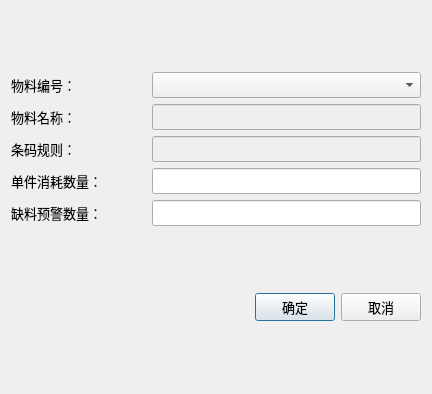
This is 2 Code/PCS/XYPCS/PCS.BasisData/DialogCraftMaterial.ui in radtek/PCS as Qt 5 draws it before an edit. The edited form follows.
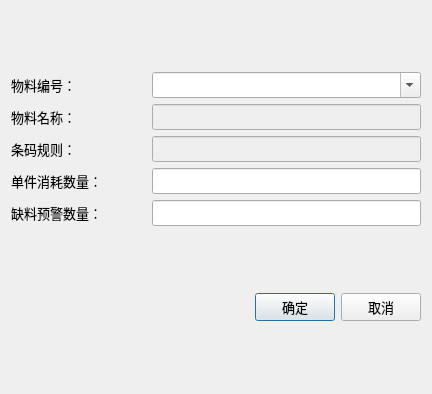
This is the edited form.

The edit to the form file:
```diff
--- a/2 Code/PCS/XYPCS/PCS.BasisData/DialogCraftMaterial.ui
+++ b/2 Code/PCS/XYPCS/PCS.BasisData/DialogCraftMaterial.ui
@@ -37,7 +37,11 @@
       </widget>
      </item>
      <item row="0" column="1">
-      <widget class="QComboBox" name="comboBoxMaterialID"/>
+      <widget class="QComboBox" name="comboBoxMaterialID">
+       <property name="editable">
+        <bool>true</bool>
+       </property>
+      </widget>
      </item>
      <item row="1" column="0">
       <widget class="QLabel" name="labelMaterialName">
```
